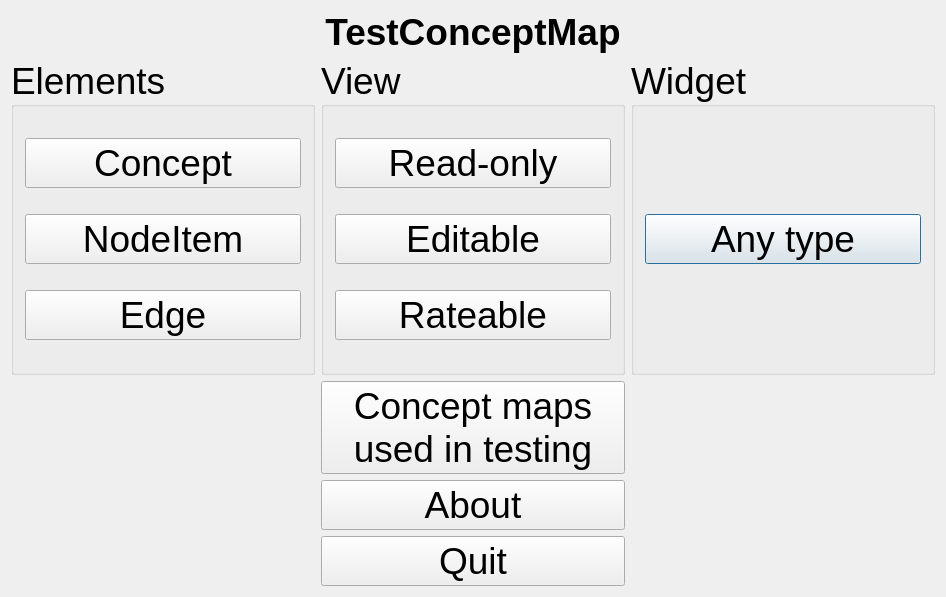
richelbilderbeek/ProjectRichelBilderbeek, file Tools/ToolTestConceptMap/qttestconceptmapmenudialog.ui: the form before one commit.
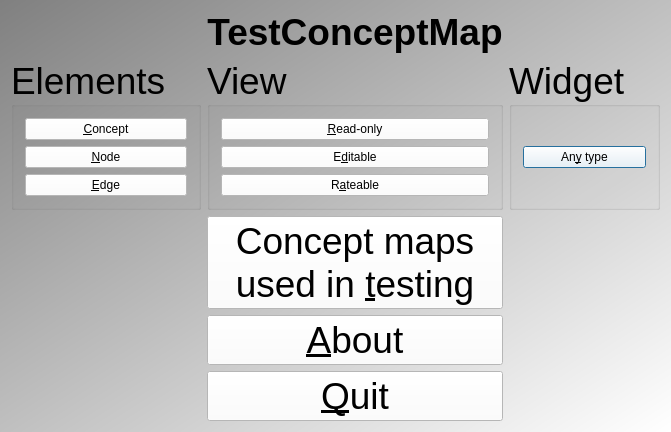
The form after the commit.

Diff of the .ui file:
```diff
--- a/Tools/ToolTestConceptMap/qttestconceptmapmenudialog.ui
+++ b/Tools/ToolTestConceptMap/qttestconceptmapmenudialog.ui
@@ -6,8 +6,8 @@
    <rect>
     <x>0</x>
     <y>0</y>
-    <width>946</width>
-    <height>597</height>
+    <width>633</width>
+    <height>387</height>
    </rect>
   </property>
   <property name="font">
@@ -18,17 +18,28 @@
   <property name="windowTitle">
    <string>TestConceptMap</string>
   </property>
+  <property name="styleSheet">
+   <string notr="true">QDialog { 
+background-color: qlineargradient(x1: 0, y1: 0, x2: 1, y2: 1, stop: 0  #808080, stop: 1 #ffffff);
+}
+QPushButton { background-color: rgb(255, 255, 255);  }
+QPushButton { color: rgb(0,0,0); }
+QPushButton { font: 24px &quot;Courier New&quot;, courier, monospace }</string>
+  </property>
   <layout class="QGridLayout" name="gridLayout">
    <item row="1" column="2">
     <widget class="QGroupBox" name="groupBox_conceptmapwidget">
      <property name="title">
       <string>Widget</string>
      </property>
+     <property name="flat">
+      <bool>false</bool>
+     </property>
      <layout class="QVBoxLayout" name="verticalLayout_2">
       <item>
        <widget class="QPushButton" name="button_conceptmapwidget">
         <property name="text">
-         <string>Any type</string>
+         <string>An&amp;y type</string>
         </property>
        </widget>
       </item>
@@ -38,14 +49,14 @@
    <item row="3" column="1">
     <widget class="QPushButton" name="button_about">
      <property name="text">
-      <string>About</string>
+      <string>&amp;About</string>
      </property>
     </widget>
    </item>
    <item row="4" column="1">
     <widget class="QPushButton" name="button_quit">
      <property name="text">
-      <string>Quit</string>
+      <string>&amp;Quit</string>
      </property>
     </widget>
    </item>
@@ -54,18 +65,21 @@
      <property name="title">
       <string>Elements</string>
      </property>
+     <property name="flat">
+      <bool>false</bool>
+     </property>
      <layout class="QVBoxLayout" name="verticalLayout_3">
       <item>
        <widget class="QPushButton" name="button_concept">
         <property name="text">
-         <string>Concept</string>
+         <string>&amp;Concept</string>
         </property>
        </widget>
       </item>
       <item>
        <widget class="QPushButton" name="button_node">
         <property name="text">
-         <string>NodeItem</string>
+         <string>&amp;Node</string>
         </property>
        </widget>
       </item>
@@ -75,7 +89,7 @@
          <bool>true</bool>
         </property>
         <property name="text">
-         <string>Edge</string>
+         <string>&amp;Edge</string>
         </property>
        </widget>
       </item>
@@ -86,7 +100,7 @@
     <widget class="QPushButton" name="button_view_concept_maps">
      <property name="text">
       <string>Concept maps
-used in testing</string>
+used in &amp;testing</string>
      </property>
     </widget>
    </item>
@@ -118,25 +132,28 @@
      <property name="title">
       <string>View</string>
      </property>
+     <property name="flat">
+      <bool>false</bool>
+     </property>
      <layout class="QVBoxLayout" name="verticalLayout">
       <item>
        <widget class="QPushButton" name="button_readonly_conceptmap">
         <property name="text">
-         <string>Read-only</string>
+         <string>&amp;Read-only</string>
         </property>
        </widget>
       </item>
       <item>
        <widget class="QPushButton" name="button_edit_conceptmap">
         <property name="text">
-         <string>Editable</string>
+         <string>E&amp;ditable</string>
         </property>
        </widget>
       </item>
       <item>
        <widget class="QPushButton" name="button_rate_conceptmap">
         <property name="text">
-         <string>Rateable</string>
+         <string>R&amp;ateable</string>
         </property>
        </widget>
       </item>
```
